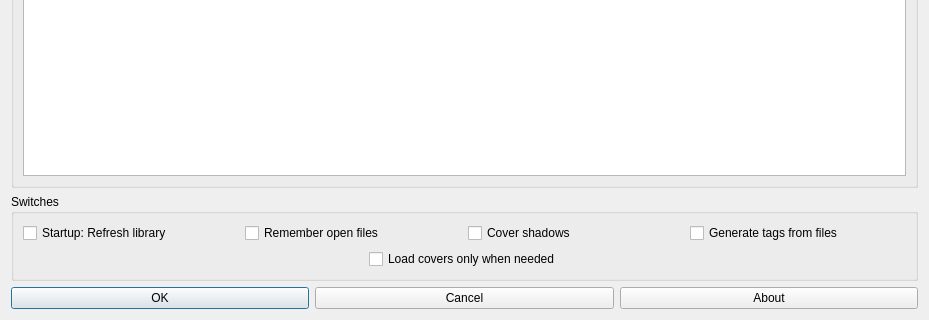
Before: the Qt Designer form resources/raw/settings.ui in BasioMeusPuga/Lector, drawn with Qt 5; both pictures show x 0 to 929 and y 318 to 638 of the 929 by 638 pixel window.
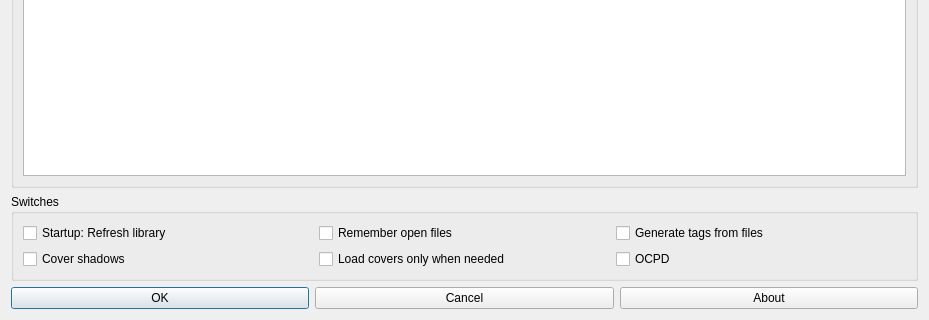
After: the same form once the commit is applied.

Commit message: Rearrange checkboxes

Patch:
```diff
--- a/resources/raw/settings.ui
+++ b/resources/raw/settings.ui
@@ -62,13 +62,6 @@
               </property>
              </widget>
             </item>
-            <item>
-             <widget class="QCheckBox" name="coverShadows">
-              <property name="text">
-               <string>Cover shadows</string>
-              </property>
-             </widget>
-            </item>
             <item>
              <widget class="QCheckBox" name="autoTags">
               <property name="text">
@@ -83,17 +76,11 @@
         <item row="1" column="0">
          <layout class="QHBoxLayout" name="horizontalLayout">
           <item>
-           <spacer name="horizontalSpacer">
-            <property name="orientation">
-             <enum>Qt::Horizontal</enum>
+           <widget class="QCheckBox" name="coverShadows">
+            <property name="text">
+             <string>Cover shadows</string>
             </property>
-            <property name="sizeHint" stdset="0">
-             <size>
-              <width>40</width>
-              <height>20</height>
-             </size>
-            </property>
-           </spacer>
+           </widget>
           </item>
           <item>
            <widget class="QCheckBox" name="performCulling">
@@ -103,17 +90,11 @@
            </widget>
           </item>
           <item>
-           <spacer name="horizontalSpacer_2">
-            <property name="orientation">
-             <enum>Qt::Horizontal</enum>
+           <widget class="QCheckBox" name="checkBox">
+            <property name="text">
+             <string>OCPD</string>
             </property>
-            <property name="sizeHint" stdset="0">
-             <size>
-              <width>40</width>
-              <height>20</height>
-             </size>
-            </property>
-           </spacer>
+           </widget>
           </item>
          </layout>
         </item>
```
The commit also changes 1 other file.
